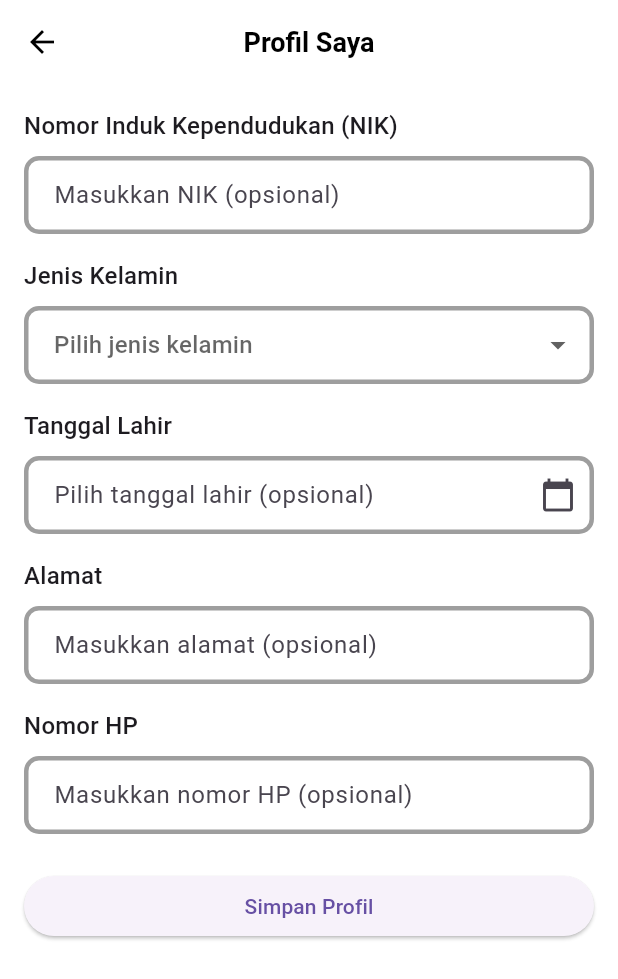
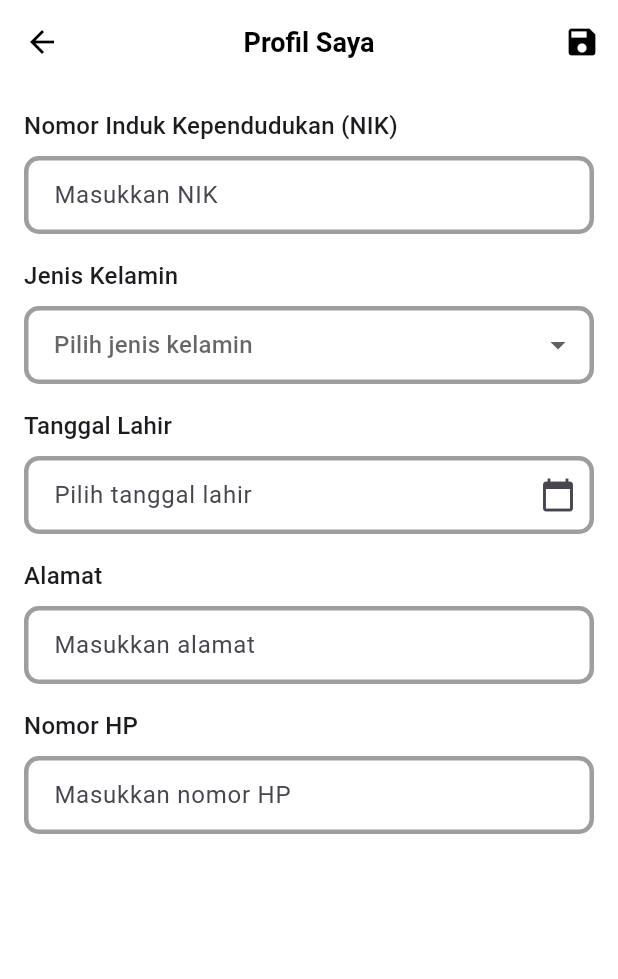
Before and after one commit to ratnoajiw/posbinduptm, a Flutter app: the UploadPasienPage screen opened directly, on a phone screen of 412 x 824 dp. Shown: the top 979 px of the screen. Run offline on Flutter 3.47's test engine with Material 3 defaults, Android fonts, the phone set to English and light mode, and no system bars; our stand-ins replace dotted_border, equatable, fl_chart, flutter_bloc, fpdart, get_it and 4 more; accounts and stored records are empty.

Commit message:
pindah tombol save ke appbar

```diff
--- a/lib/features/pasien/presentation/pages/upload_pasien_page.dart
+++ b/lib/features/pasien/presentation/pages/upload_pasien_page.dart
@@ -91,6 +91,16 @@ class _UploadPasienPageState extends State<UploadPasienPage> {
       appBar: AppBar(
         title: const Text('Profil Saya',
             style: TextStyle(fontSize: 18, fontWeight: FontWeight.w600)),
+        actions: [
+          IconButton(
+              onPressed: () {
+                final appUser = context.read<AppUserCubit>().state;
+                if (appUser is AppUserLoggedIn) {
+                  _submitForm(appUser.user.id);
+                }
+              },
+              icon: const Icon(Icons.save))
+        ],
         centerTitle: true,
       ),
       body: BlocConsumer<PasienBloc, PasienState>(
@@ -133,7 +143,7 @@ class _UploadPasienPageState extends State<UploadPasienPage> {
                     const SizedBox(height: 8),
                     PasienField(
                       controller: _nikController,
-                      hintText: 'Masukkan NIK (opsional)',
+                      hintText: 'Masukkan NIK',
                       keyboardType: TextInputType.number,
                     ),
                     const SizedBox(height: 16),
@@ -182,7 +192,7 @@ class _UploadPasienPageState extends State<UploadPasienPage> {
                     const SizedBox(height: 8),
                     PasienField(
                       controller: _tanggalLahirController,
-                      hintText: 'Pilih tanggal lahir (opsional)',
+                      hintText: 'Pilih tanggal lahir',
                       keyboardType: TextInputType.none,
                       readOnly: true,
                       onTap: () => _pickTanggalLahir(context),
@@ -196,7 +206,7 @@ class _UploadPasienPageState extends State<UploadPasienPage> {
                     const SizedBox(height: 8),
                     PasienField(
                       controller: _alamatController,
-                      hintText: 'Masukkan alamat (opsional)',
+                      hintText: 'Masukkan alamat',
                       keyboardType: TextInputType.streetAddress,
                     ),
                     const SizedBox(height: 16),
@@ -207,23 +217,8 @@ class _UploadPasienPageState extends State<UploadPasienPage> {
                     const SizedBox(height: 8),
                     PasienField(
                       controller: _nomorHpController,
-                      hintText: 'Masukkan nomor HP (opsional)',
+                      hintText: 'Masukkan nomor HP',
                       keyboardType: TextInputType.phone,
-                    ),
-                    const SizedBox(height: 24),
-
-                    // **Tombol Simpan**
-                    SizedBox(
-                      width: double.infinity,
-                      child: ElevatedButton(
-                        onPressed: () {
-                          final appUser = context.read<AppUserCubit>().state;
-                          if (appUser is AppUserLoggedIn) {
-                            _submitForm(appUser.user.id);
-                          }
-                        },
-                        child: const Text('Simpan Profil'),
-                      ),
                     ),
                   ],
                 ),
```
